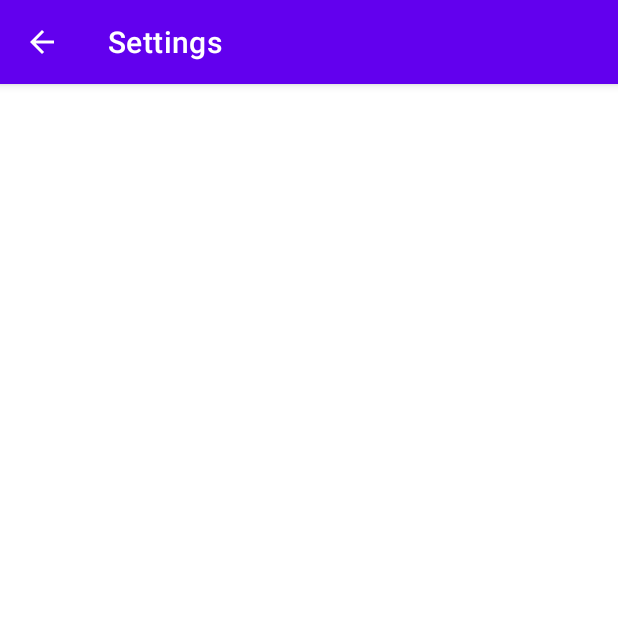
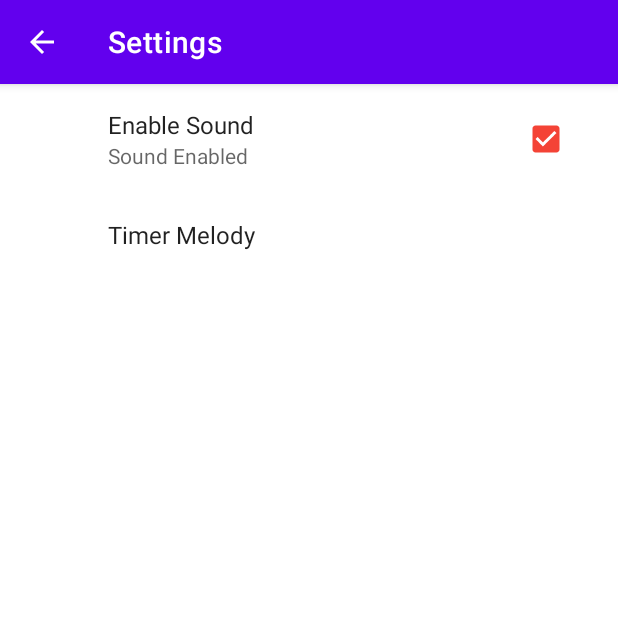
Before and after one commit to Shevy-D/ACSectionEleven, an Android app: the screen it shows after launch (SettingsActivity), in the options menu, after a tap on "Settings", on a phone screen of 412 x 824 dp, the top half of it. Run offline under Robolectric (Android 15) with nearby library versions, the phone set to English and light mode, and no system bars; our stand-ins replace androidx.preference.

Commit message:
Added ListPreference

```diff
--- a/app/build.gradle
+++ b/app/build.gradle
@@ -35,8 +35,10 @@ android {
 }
 
 dependencies {
+    //noinspection GradleCompatible
+    implementation 'com.android.support:preference-v7:28.0.0'
 
-    implementation 'androidx.core:core-ktx:1.7.0'
+    implementation 'androidx.core:core-ktx:1.8.0'
     implementation 'androidx.appcompat:appcompat:1.4.2'
     implementation 'com.google.android.material:material:1.6.1'
     implementation 'androidx.constraintlayout:constraintlayout:2.1.4'
--- a/app/src/main/java/com/shevy/acsectioneleven/MainActivity.kt
+++ b/app/src/main/java/com/shevy/acsectioneleven/MainActivity.kt
@@ -5,13 +5,13 @@ import android.content.Intent
 import android.media.MediaPlayer
 import android.os.Bundle
 import android.os.CountDownTimer
-import android.util.Log
 import android.view.Menu
 import android.view.MenuItem
 import android.widget.Button
 import android.widget.SeekBar
 import android.widget.TextView
 import androidx.appcompat.app.AppCompatActivity
+import androidx.preference.PreferenceManager
 import com.shevy.acsectioneleven.databinding.ActivityMainBinding
 import kotlin.properties.Delegates
 
@@ -64,13 +64,21 @@ class MainActivity : AppCompatActivity() {
                         }
 
                         override fun onFinish() {
-                            MediaPlayer.create(applicationContext, R.raw.music).start()
-                            reset()
+                            val sharedPreferences =
+                                PreferenceManager.getDefaultSharedPreferences(applicationContext)
+                            if (sharedPreferences.getBoolean("enable_sound", true)) {
+                                when (sharedPreferences.getString("timer_melody", "bell")) {
+                                    "bell" -> MediaPlayer.create(applicationContext, R.raw.bell).start()
+                                    "kolokolchik" -> MediaPlayer.create(applicationContext, R.raw.kolokolchik).start()
+                                    "melody" -> MediaPlayer.create(applicationContext, R.raw.melody).start()
+                                }
+                            }
+                            resetTimer()
                         }
                     }
                 countDownTimer.start()
             } else {
-                reset()
+                resetTimer()
             }
         }
     }
@@ -94,7 +102,7 @@ class MainActivity : AppCompatActivity() {
         textView.text = "$minutesString:$secondsString"
     }
 
-    private fun reset() {
+    private fun resetTimer() {
         countDownTimer.cancel()
         button.text = "Start"
         timerSeekBar.isEnabled = true
--- /dev/null
+++ b/app/src/main/java/com/shevy/acsectioneleven/SettingsFragment.kt
@@ -0,0 +1,10 @@
+package com.shevy.acsectioneleven
+
+import android.os.Bundle
+import androidx.preference.PreferenceFragmentCompat
+
+class SettingsFragment: PreferenceFragmentCompat() {
+    override fun onCreatePreferences(p0: Bundle?, p1: String?) {
+        addPreferencesFromResource(R.xml.timer_preference)
+    }
+}
--- a/app/src/main/res/layout/activity_settings.xml
+++ b/app/src/main/res/layout/activity_settings.xml
@@ -1,9 +1,8 @@
 <?xml version="1.0" encoding="utf-8"?>
-<androidx.constraintlayout.widget.ConstraintLayout xmlns:android="http://schemas.android.com/apk/res/android"
-    xmlns:app="http://schemas.android.com/apk/res-auto"
-    xmlns:tools="http://schemas.android.com/tools"
+<fragment xmlns:android="http://schemas.android.com/apk/res/android"
+    android:id="@+id/activity_settings"
+    android:name="com.shevy.acsectioneleven.SettingsFragment"
     android:layout_width="match_parent"
-    android:layout_height="match_parent"
-    tools:context=".SettingsActivity">
+    android:layout_height="match_parent">
 
-</androidx.constraintlayout.widget.ConstraintLayout>
+</fragment>
--- /dev/null
+++ b/app/src/main/res/values/arrays.xml
@@ -0,0 +1,14 @@
+<?xml version="1.0" encoding="utf-8"?>
+<resources>
+    <array name="pref_timer_melody_labels">
+        <item>Bell</item>
+        <item>Kolokolchik</item>
+        <item>Melody</item>
+    </array>
+
+    <array name="pref_timer_melody_values">
+        <item>bell</item>
+        <item>kolokolchik</item>
+        <item>melody</item>
+    </array>
+</resources>
--- a/app/src/main/res/values/themes.xml
+++ b/app/src/main/res/values/themes.xml
@@ -12,5 +12,6 @@
         <!-- Status bar color. -->
         <item name="android:statusBarColor" tools:targetApi="l">?attr/colorPrimaryVariant</item>
         <!-- Customize your theme here. -->
+        <item name="preferenceTheme">@style/PreferenceThemeOverlay</item>
     </style>
 </resources>
--- /dev/null
+++ b/app/src/main/res/xml/timer_preference.xml
@@ -0,0 +1,17 @@
+<?xml version="1.0" encoding="utf-8"?>
+<PreferenceScreen xmlns:android="http://schemas.android.com/apk/res/android">
+
+    <CheckBoxPreference
+        android:defaultValue="true"
+        android:key="enable_sound"
+        android:summaryOff="Sound Disable"
+        android:summaryOn="Sound Enabled"
+        android:title="Enable Sound" />
+
+    <ListPreference android:title="Timer Melody"
+        android:key="timer_melody"
+        android:defaultValue="bell"
+        android:entries="@array/pref_timer_melody_labels"
+        android:entryValues="@array/pref_timer_melody_values"/>
+
+</PreferenceScreen>
--- a/gradle.properties
+++ b/gradle.properties
@@ -21,3 +21,5 @@ kotlin.code.style=official
 # resources declared in the library itself and none from the library's dependencies,
 # thereby reducing the size of the R class for that library
 android.nonTransitiveRClass=true
+
+android.enableJetifier=true
```
Also changed, not shown: 3 other files.
